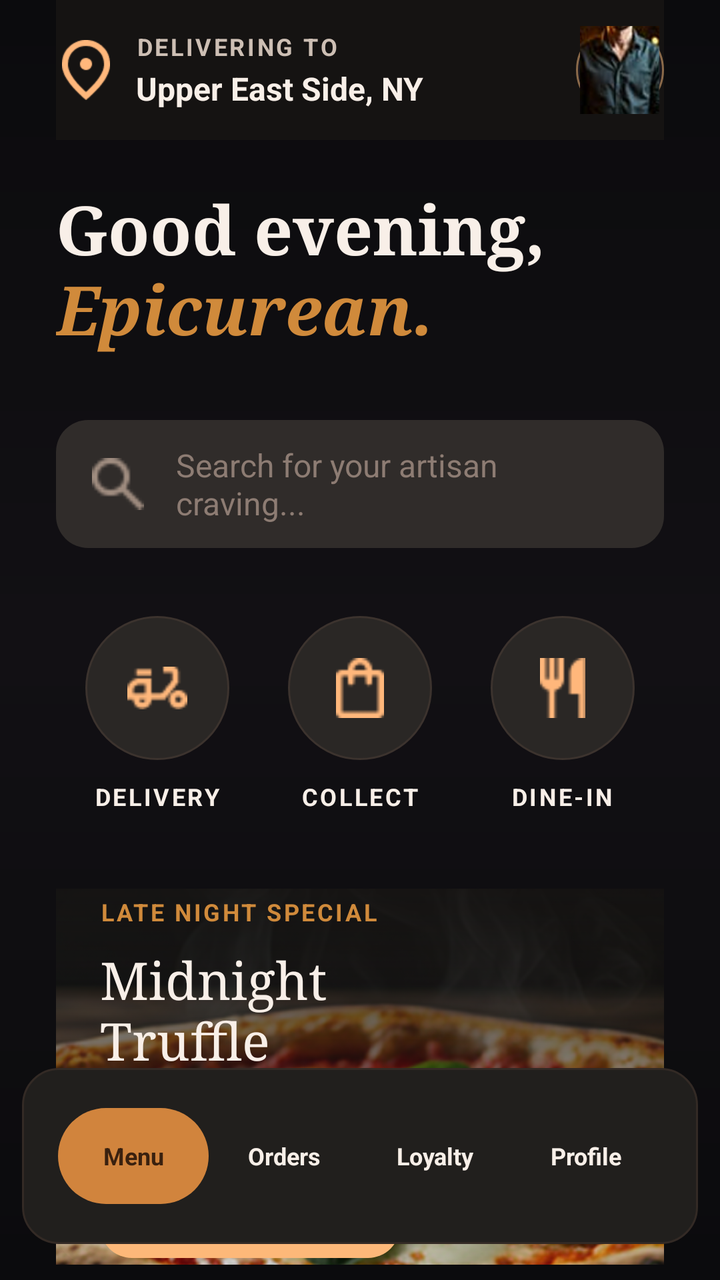
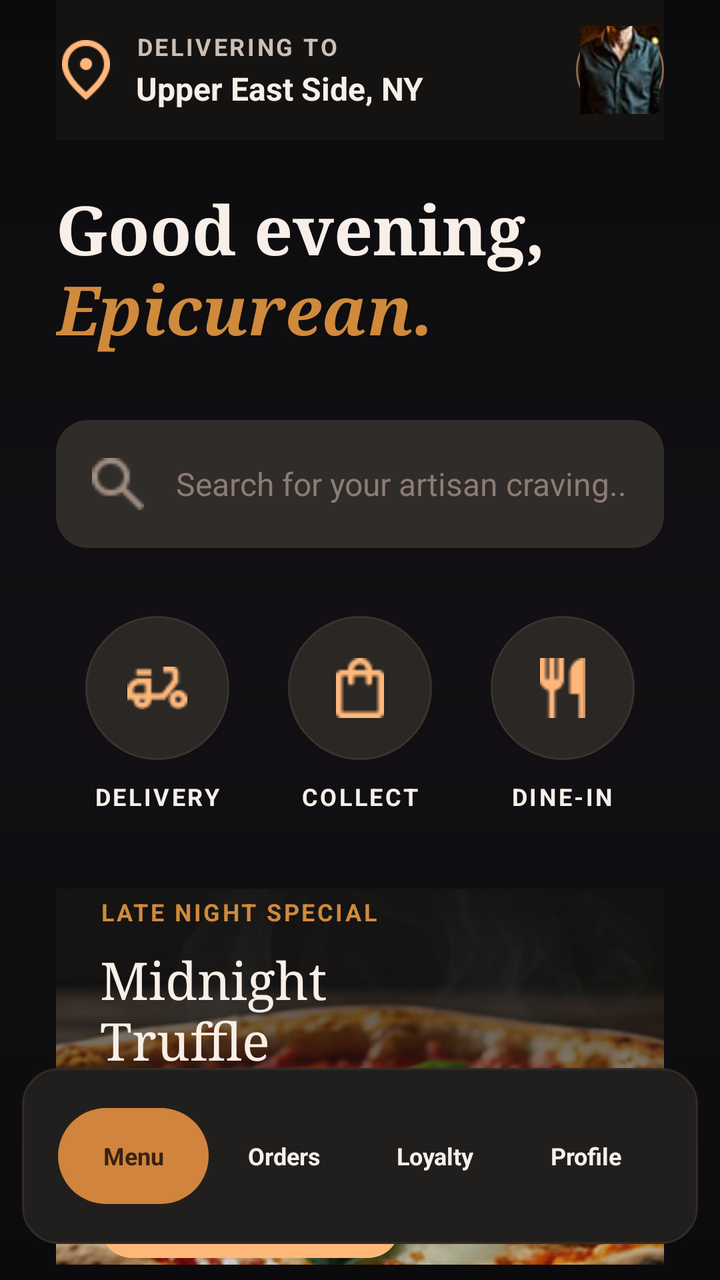

Screens rendered from an Android XML layout before and after an edit, with the pre-edit source and the edit as a unified diff.
<!-- AndroidManifest.xml: application theme Theme.PizzaTime -->
<!-- res/layout/fragment_customer_home.xml -->
<?xml version="1.0" encoding="utf-8"?>
<FrameLayout xmlns:android="http://schemas.android.com/apk/res/android"
    android:id="@+id/customerHomeRoot"
    android:layout_width="match_parent"
    android:layout_height="match_parent"
    android:background="@drawable/bg_app_dark">

    <ScrollView
        android:id="@+id/homeScroll"
        android:layout_width="match_parent"
        android:layout_height="match_parent"
        android:clipToPadding="false"
        android:overScrollMode="never"
        android:paddingBottom="112dp"
        android:scrollbars="none">

        <LinearLayout
            android:id="@+id/homeContent"
            android:layout_width="match_parent"
            android:layout_height="wrap_content"
            android:orientation="vertical"
            android:paddingStart="28dp"
            android:paddingEnd="28dp"
            android:paddingBottom="24dp">

            <LinearLayout
                android:id="@+id/homeTopBar"
                android:layout_width="match_parent"
                android:layout_height="70dp"
                android:background="@drawable/bg_home_header"
                android:gravity="center_vertical"
                android:orientation="horizontal">

                <ImageView
                    android:id="@+id/imgHomeLocation"
                    android:layout_width="30dp"
                    android:layout_height="30dp"
                    android:contentDescription="@string/welcome_location_label"
                    android:src="@drawable/ic_location" />

                <LinearLayout
                    android:layout_width="0dp"
                    android:layout_height="wrap_content"
                    android:layout_marginStart="10dp"
                    android:layout_weight="1"
                    android:orientation="vertical">

                    <TextView
                        android:id="@+id/tvDeliveringTo"
                        android:layout_width="wrap_content"
                        android:layout_height="wrap_content"
                        android:letterSpacing="0.10"
                        android:text="@string/home_delivering_to"
                        android:textColor="@color/pt_text_secondary"
                        android:textSize="12sp"
                        android:textStyle="bold" />

                    <TextView
                        android:id="@+id/tvHomeLocation"
                        android:layout_width="wrap_content"
                        android:layout_height="wrap_content"
                        android:layout_marginTop="2dp"
                        android:text="@string/home_location"
                        android:textColor="@color/pt_text_primary"
                        android:textSize="16sp"
                        android:textStyle="bold" />

                </LinearLayout>

                <ImageView
                    android:id="@+id/btnHomeAvatar"
                    android:layout_width="44dp"
                    android:layout_height="44dp"
                    android:background="@drawable/bg_avatar_circle"
                    android:contentDescription="@string/home_avatar_content_description"
                    android:padding="2dp"
                    android:scaleType="centerCrop"
                    android:src="@drawable/bg_avatar" />

            </LinearLayout>

            <TextView
                android:id="@+id/tvGreetingOne"
                android:layout_width="match_parent"
                android:layout_height="wrap_content"
                android:layout_marginTop="26dp"
                android:fontFamily="serif"
                android:includeFontPadding="false"
                android:text="@string/home_greeting_line_1"
                android:textColor="@color/pt_text_primary"
                android:textSize="34sp"
                android:textStyle="bold" />

            <TextView
                android:id="@+id/tvGreetingTwo"
                android:layout_width="match_parent"
                android:layout_height="wrap_content"
                android:fontFamily="serif"
                android:includeFontPadding="false"
                android:text="@string/home_greeting_line_2"
                android:textColor="@color/pt_gold"
                android:textSize="34sp"
                android:textStyle="italic|bold" />

            <LinearLayout
                android:id="@+id/searchBar"
                android:layout_width="match_parent"
                android:layout_height="64dp"
                android:layout_marginTop="34dp"
                android:background="@drawable/bg_input_round_dark"
                android:gravity="center_vertical"
                android:orientation="horizontal"
                android:paddingStart="18dp"
                android:paddingEnd="18dp">

                <ImageView
                    android:layout_width="26dp"
                    android:layout_height="26dp"
                    android:contentDescription="@string/home_search_hint"
                    android:src="@drawable/ic_search" />

                <TextView
                    android:id="@+id/tvSearchHint"
                    android:layout_width="0dp"
                    android:layout_height="wrap_content"
                    android:layout_marginStart="16dp"
                    android:layout_weight="1"
                    android:text="@string/home_search_hint"
                    android:textColor="@color/pt_text_muted"
                    android:textSize="16sp" />

            </LinearLayout>

            <LinearLayout
                android:id="@+id/serviceRow"
                android:layout_width="match_parent"
                android:layout_height="wrap_content"
                android:layout_marginTop="34dp"
                android:gravity="center"
                android:orientation="horizontal">

                <LinearLayout
                    android:layout_width="0dp"
                    android:layout_height="wrap_content"
                    android:layout_weight="1"
                    android:gravity="center"
                    android:orientation="vertical">

                    <FrameLayout
                        android:layout_width="72dp"
                        android:layout_height="72dp"
                        android:background="@drawable/bg_circle_dark_icon">

                        <ImageView
                            android:layout_width="30dp"
                            android:layout_height="30dp"
                            android:layout_gravity="center"
                            android:contentDescription="@string/home_service_delivery"
                            android:src="@drawable/ic_delivery" />

                    </FrameLayout>

                    <TextView
                        android:layout_width="wrap_content"
                        android:layout_height="wrap_content"
                        android:layout_marginTop="10dp"
                        android:letterSpacing="0.10"
                        android:text="@string/home_service_delivery"
                        android:textColor="@color/pt_text_primary"
                        android:textSize="12sp"
                        android:textStyle="bold" />

                </LinearLayout>

                <LinearLayout
                    android:layout_width="0dp"
                    android:layout_height="wrap_content"
                    android:layout_weight="1"
                    android:gravity="center"
                    android:orientation="vertical">

                    <FrameLayout
                        android:layout_width="72dp"
                        android:layout_height="72dp"
                        android:background="@drawable/bg_circle_dark_icon">

                        <ImageView
                            android:layout_width="30dp"
                            android:layout_height="30dp"
                            android:layout_gravity="center"
                            android:contentDescription="@string/home_service_collect"
                            android:src="@drawable/ic_collect" />

                    </FrameLayout>

                    <TextView
                        android:layout_width="wrap_content"
                        android:layout_height="wrap_content"
                        android:layout_marginTop="10dp"
                        android:letterSpacing="0.10"
                        android:text="@string/home_service_collect"
                        android:textColor="@color/pt_text_primary"
                        android:textSize="12sp"
                        android:textStyle="bold" />

                </LinearLayout>

                <LinearLayout
                    android:layout_width="0dp"
                    android:layout_height="wrap_content"
                    android:layout_weight="1"
                    android:gravity="center"
                    android:orientation="vertical">

                    <FrameLayout
                        android:layout_width="72dp"
                        android:layout_height="72dp"
                        android:background="@drawable/bg_circle_dark_icon">

                        <ImageView
                            android:layout_width="30dp"
                            android:layout_height="30dp"
                            android:layout_gravity="center"
                            android:contentDescription="@string/home_service_dine_in"
                            android:src="@drawable/ic_dine_in" />

                    </FrameLayout>

                    <TextView
                        android:layout_width="wrap_content"
                        android:layout_height="wrap_content"
                        android:layout_marginTop="10dp"
                        android:letterSpacing="0.10"
                        android:text="@string/home_service_dine_in"
                        android:textColor="@color/pt_text_primary"
                        android:textSize="12sp"
                        android:textStyle="bold" />

                </LinearLayout>

            </LinearLayout>

            <FrameLayout
                android:id="@+id/promoCard"
                android:layout_width="match_parent"
                android:layout_height="188dp"
                android:layout_marginTop="38dp"
                android:background="@drawable/bg_home_promo_card">

                <ImageView
                    android:id="@+id/imgPromoPizza"
                    android:layout_width="match_parent"
                    android:layout_height="match_parent"
                    android:alpha="0.82"
                    android:contentDescription="@string/home_promo_title"
                    android:scaleType="centerCrop"
                    android:src="@drawable/img_welcome_hero" />

                <View
                    android:layout_width="match_parent"
                    android:layout_height="match_parent"
                    android:background="@drawable/bg_image_scrim_bottom" />

                <LinearLayout
                    android:layout_width="190dp"
                    android:layout_height="match_parent"
                    android:gravity="center_vertical"
                    android:orientation="vertical"
                    android:paddingStart="22dp"
                    android:paddingEnd="12dp">

                    <TextView
                        android:layout_width="wrap_content"
                        android:layout_height="wrap_content"
                        android:letterSpacing="0.10"
                        android:text="@string/home_promo_label"
                        android:textColor="@color/pt_gold"
                        android:textSize="12sp"
                        android:textStyle="bold" />

                    <TextView
                        android:layout_width="match_parent"
                        android:layout_height="wrap_content"
                        android:layout_marginTop="12dp"
                        android:fontFamily="serif"
                        android:includeFontPadding="false"
                        android:text="@string/home_promo_title"
                        android:textColor="@color/pt_text_primary"
                        android:textSize="26sp" />

                    <TextView
                        android:layout_width="150dp"
                        android:layout_height="46dp"
                        android:layout_marginTop="16dp"
                        android:background="@drawable/bg_button_primary_light"
                        android:gravity="center"
                        android:letterSpacing="0.10"
                        android:text="@string/home_promo_button"
                        android:textColor="@color/pt_text_dark"
                        android:textSize="13sp"
                        android:textStyle="bold" />

                </LinearLayout>

            </FrameLayout>

            <HorizontalScrollView
                android:id="@+id/categoryScroll"
                android:layout_width="match_parent"
                android:layout_height="wrap_content"
                android:layout_marginTop="30dp"
                android:overScrollMode="never"
                android:scrollbars="none">

                <LinearLayout
                    android:layout_width="wrap_content"
                    android:layout_height="wrap_content"
                    android:orientation="horizontal">

                    <TextView
                        android:layout_width="96dp"
                        android:layout_height="42dp"
                        android:background="@drawable/bg_chip_selected_gold"
                        android:gravity="center"
                        android:letterSpacing="0.10"
                        android:text="@string/home_category_pizza"
                        android:textColor="@color/pt_text_dark"
                        android:textSize="12sp"
                        android:textStyle="bold" />

                    <TextView
                        android:layout_width="112dp"
                        android:layout_height="42dp"
                        android:layout_marginStart="14dp"
                        android:background="@drawable/bg_chip_unselected_dark"
                        android:gravity="center"
                        android:letterSpacing="0.10"
                        android:text="@string/home_category_combo"
                        android:textColor="@color/pt_text_primary"
                        android:textSize="12sp"
                        android:textStyle="bold" />

                    <TextView
                        android:layout_width="112dp"
                        android:layout_height="42dp"
                        android:layout_marginStart="14dp"
                        android:background="@drawable/bg_chip_unselected_dark"
                        android:gravity="center"
                        android:letterSpacing="0.10"
                        android:text="@string/home_category_drinks"
                        android:textColor="@color/pt_text_primary"
                        android:textSize="12sp"
                        android:textStyle="bold" />

                    <TextView
                        android:layout_width="112dp"
                        android:layout_height="42dp"
                        android:layout_marginStart="14dp"
                        android:background="@drawable/bg_chip_unselected_dark"
                        android:gravity="center"
                        android:letterSpacing="0.10"
                        android:text="@string/home_category_dessert"
                        android:textColor="@color/pt_text_primary"
                        android:textSize="12sp"
                        android:textStyle="bold" />

                </LinearLayout>

            </HorizontalScrollView>

            <LinearLayout
                android:layout_width="match_parent"
                android:layout_height="wrap_content"
                android:layout_marginTop="36dp"
                android:gravity="center_vertical"
                android:orientation="horizontal">

                <TextView
                    android:layout_width="0dp"
                    android:layout_height="wrap_content"
                    android:layout_weight="1"
                    android:fontFamily="serif"
                    android:includeFontPadding="false"
                    android:text="@string/home_best_sellers"
                    android:textColor="@color/pt_text_primary"
                    android:textSize="28sp"
                    android:textStyle="bold" />

                <TextView
                    android:id="@+id/tvSeeAll"
                    android:layout_width="wrap_content"
                    android:layout_height="wrap_content"
                    android:letterSpacing="0.08"
                    android:text="@string/home_see_all"
                    android:textColor="@color/pt_gold"
                    android:textSize="12sp"
                    android:textStyle="bold" />

            </LinearLayout>

            <HorizontalScrollView
                android:id="@+id/bestSellerScroll"
                android:layout_width="match_parent"
                android:layout_height="wrap_content"
                android:layout_marginTop="18dp"
                android:clipToPadding="false"
                android:overScrollMode="never"
                android:scrollbars="none">

                <LinearLayout
                    android:id="@+id/bestSellerContainer"
                    android:layout_width="wrap_content"
                    android:layout_height="wrap_content"
                    android:orientation="horizontal" />

            </HorizontalScrollView>

            <LinearLayout
                android:layout_width="match_parent"
                android:layout_height="wrap_content"
                android:layout_marginTop="36dp"
                android:gravity="center_vertical"
                android:orientation="horizontal">

                <TextView
                    android:layout_width="0dp"
                    android:layout_height="wrap_content"
                    android:layout_weight="1"
                    android:fontFamily="serif"
                    android:includeFontPadding="false"
                    android:text="@string/home_chef_selection"
                    android:textColor="@color/pt_text_primary"
                    android:textSize="28sp"
                    android:textStyle="bold" />

                <TextView
                    android:layout_width="wrap_content"
                    android:layout_height="wrap_content"
                    android:letterSpacing="0.08"
                    android:text="@string/home_see_all"
                    android:textColor="@color/pt_gold"
                    android:textSize="12sp"
                    android:textStyle="bold" />

            </LinearLayout>

            <HorizontalScrollView
                android:id="@+id/chefSelectionScroll"
                android:layout_width="match_parent"
                android:layout_height="wrap_content"
                android:layout_marginTop="18dp"
                android:clipToPadding="false"
                android:overScrollMode="never"
                android:scrollbars="none">

                <LinearLayout
                    android:id="@+id/chefSelectionContainer"
                    android:layout_width="wrap_content"
                    android:layout_height="wrap_content"
                    android:orientation="horizontal" />

            </HorizontalScrollView>

            <View
                android:layout_width="match_parent"
                android:layout_height="90dp" />

        </LinearLayout>


    </ScrollView>

    <include
        android:id="@+id/bottomNav"
        layout="@layout/layout_customer_bottom_nav"
        android:layout_width="match_parent"
        android:layout_height="88dp"
        android:layout_gravity="bottom"
        android:layout_marginStart="11dp"
        android:layout_marginEnd="11dp"
        android:layout_marginBottom="18dp" />

</FrameLayout>
<!-- res/layout/layout_customer_bottom_nav.xml (included above) -->
<?xml version="1.0" encoding="utf-8"?>
<LinearLayout xmlns:android="http://schemas.android.com/apk/res/android"
    android:id="@+id/bottomNavRoot"
    android:layout_width="match_parent"
    android:layout_height="88dp"
    android:background="@drawable/bg_bottom_nav"
    android:gravity="center"
    android:orientation="horizontal"
    android:paddingStart="18dp"
    android:paddingEnd="18dp">

    <TextView
        android:id="@+id/navMenu"
        android:layout_width="0dp"
        android:layout_height="48dp"
        android:layout_weight="1"
        android:background="@drawable/bg_bottom_nav_item_selected"
        android:clickable="true"
        android:focusable="true"
        android:foreground="?attr/selectableItemBackground"
        android:gravity="center"
        android:text="@string/home_nav_menu"
        android:textColor="@color/pt_text_dark"
        android:textSize="12sp"
        android:textStyle="bold" />

    <TextView
        android:id="@+id/navOrders"
        android:layout_width="0dp"
        android:layout_height="48dp"
        android:layout_weight="1"
        android:clickable="true"
        android:focusable="true"
        android:foreground="?attr/selectableItemBackground"
        android:gravity="center"
        android:text="@string/home_nav_orders"
        android:textColor="@color/pt_text_primary"
        android:textSize="12sp"
        android:textStyle="bold" />

    <TextView
        android:id="@+id/navLoyalty"
        android:layout_width="0dp"
        android:layout_height="48dp"
        android:layout_weight="1"
        android:clickable="true"
        android:focusable="true"
        android:foreground="?attr/selectableItemBackground"
        android:gravity="center"
        android:text="@string/home_nav_loyalty"
        android:textColor="@color/pt_text_primary"
        android:textSize="12sp"
        android:textStyle="bold" />

    <TextView
        android:id="@+id/navProfile"
        android:layout_width="0dp"
        android:layout_height="48dp"
        android:layout_weight="1"
        android:clickable="true"
        android:focusable="true"
        android:foreground="?attr/selectableItemBackground"
        android:gravity="center"
        android:text="@string/home_nav_profile"
        android:textColor="@color/pt_text_primary"
        android:textSize="12sp"
        android:textStyle="bold" />

</LinearLayout>
<!-- resources referenced by this layout -->
<resources>
  <color name="pt_gold">#D08A3B</color>
  <color name="pt_text_dark">#3A210F</color>
  <color name="pt_text_muted">#8D7C73</color>
  <color name="pt_text_primary">#F8EFE8</color>
  <color name="pt_text_secondary">#CDBFB4</color>
  <!-- drawable bg_bottom_nav (drawable) -->
  ﻿<shape xmlns:android="http://schemas.android.com/apk/res/android">
      <corners android:radius="18dp" />
      <solid android:color="#211F1D" />
      <stroke
          android:width="1dp"
          android:color="#332A25" />
  </shape>
  <!-- drawable bg_bottom_nav_item_selected (drawable) -->
  ﻿<shape xmlns:android="http://schemas.android.com/apk/res/android">
      <corners android:radius="999dp" />
      <solid android:color="#D1843D" />
  </shape>
  <!-- drawable bg_button_primary_light (drawable) -->
  ﻿<shape xmlns:android="http://schemas.android.com/apk/res/android">
      <corners android:radius="16dp" />
      <solid android:color="#FDB879" />
  </shape>
  <!-- drawable bg_chip_selected_gold (drawable) -->
  ﻿<shape xmlns:android="http://schemas.android.com/apk/res/android">
      <corners android:radius="999dp" />
      <solid android:color="#D1843D" />
  </shape>
  <!-- drawable bg_chip_unselected_dark (drawable) -->
  ﻿<shape xmlns:android="http://schemas.android.com/apk/res/android">
      <corners android:radius="999dp" />
      <solid android:color="#211F1D" />
      <stroke
          android:width="1dp"
          android:color="#332A25" />
  </shape>
  <!-- drawable bg_circle_dark_icon (drawable) -->
  ﻿<shape xmlns:android="http://schemas.android.com/apk/res/android"
      android:shape="oval">
      <solid android:color="#2A2725" />
      <stroke
          android:width="1dp"
          android:color="#3C332E" />
  </shape>
  <!-- drawable bg_home_header (drawable) -->
  ﻿<shape xmlns:android="http://schemas.android.com/apk/res/android">
      <solid android:color="#151312" />
  </shape>
  <!-- drawable bg_input_round_dark (drawable) -->
  ﻿<shape xmlns:android="http://schemas.android.com/apk/res/android">
      <corners android:radius="16dp" />
      <solid android:color="#302C2A" />
  </shape>
  <string name="home_avatar_content_description">Customer avatar</string>
  <string name="home_best_sellers">Best Sellers</string>
  <string name="home_category_combo">COMBO</string>
  <string name="home_category_dessert">DESSERT</string>
  <string name="home_category_drinks">DRINKS</string>
  <string name="home_category_pizza">PIZZA</string>
  <string name="home_chef_selection">Chef\'s Selection</string>
  <string name="home_delivering_to">DELIVERING TO</string>
  <string name="home_greeting_line_1">Good evening,</string>
  <string name="home_greeting_line_2">Epicurean.</string>
  <string name="home_location">Upper East Side, NY</string>
  <string name="home_nav_loyalty">Loyalty</string>
  <string name="home_nav_menu">Menu</string>
  <string name="home_nav_orders">Orders</string>
  <string name="home_nav_profile">Profile</string>
  <string name="home_promo_button">RESERVE NOW</string>
  <string name="home_promo_label">LATE NIGHT SPECIAL</string>
  <string name="home_promo_title">Midnight Truffle\n&amp; Bubbles</string>
  <string name="home_search_hint">Search for your artisan craving...</string>
  <string name="home_see_all">SEE ALL</string>
  <string name="home_service_collect">COLLECT</string>
  <string name="home_service_delivery">DELIVERY</string>
  <string name="home_service_dine_in">DINE-IN</string>
  <string name="welcome_location_label">Location</string>
  <color name="pt_black">#0B0B0D</color>
  <color name="pt_dark">#121014</color>
  <color name="pt_dark_2">#1A171D</color>
  <color name="pt_stroke_gold">#8B6A4A</color>
  <color name="white">#FFFFFFFF</color>
  <color name="black">#FF000000</color>
  <!-- unchanged entries left out for length: 12 -->
</resources>

<!-- the commit's change to res/layout/fragment_customer_home.xml (unified diff, before → after) -->
@@ -119,14 +119,19 @@
                     android:contentDescription="@string/home_search_hint"
                     android:src="@drawable/ic_search" />
 
-                <TextView
+                <EditText
                     android:id="@+id/tvSearchHint"
                     android:layout_width="0dp"
                     android:layout_height="wrap_content"
                     android:layout_marginStart="16dp"
                     android:layout_weight="1"
-                    android:text="@string/home_search_hint"
-                    android:textColor="@color/pt_text_muted"
+                    android:background="@android:color/transparent"
+                    android:hint="@string/home_search_hint"
+                    android:imeOptions="actionSearch"
+                    android:inputType="text"
+                    android:singleLine="true"
+                    android:textColor="@color/pt_text_primary"
+                    android:textColorHint="@color/pt_text_muted"
                     android:textSize="16sp" />
 
             </LinearLayout>
@@ -279,6 +284,7 @@
                         android:textStyle="bold" />
 
                     <TextView
+                        android:id="@+id/tvPromoTitle"
                         android:layout_width="match_parent"
                         android:layout_height="wrap_content"
                         android:layout_marginTop="12dp"
@@ -289,6 +295,7 @@
                         android:textSize="26sp" />
 
                     <TextView
+                        android:id="@+id/btnPromoAction"
                         android:layout_width="150dp"
                         android:layout_height="46dp"
                         android:layout_marginTop="16dp"
@@ -313,22 +320,38 @@
                 android:scrollbars="none">
 
                 <LinearLayout
+                    android:id="@+id/categoryRow"
                     android:layout_width="wrap_content"
                     android:layout_height="wrap_content"
                     android:orientation="horizontal">
 
                     <TextView
+                        android:id="@+id/chipAll"
                         android:layout_width="96dp"
                         android:layout_height="42dp"
                         android:background="@drawable/bg_chip_selected_gold"
                         android:gravity="center"
                         android:letterSpacing="0.10"
+                        android:text="@string/home_category_all"
+                        android:textColor="@color/pt_text_dark"
+                        android:textSize="12sp"
+                        android:textStyle="bold" />
+
+                    <TextView
+                        android:id="@+id/chipPizza"
+                        android:layout_width="96dp"
+                        android:layout_height="42dp"
+                        android:layout_marginStart="14dp"
+                        android:background="@drawable/bg_chip_unselected_dark"
+                        android:gravity="center"
+                        android:letterSpacing="0.10"
                         android:text="@string/home_category_pizza"
-                        android:textColor="@color/pt_text_dark"
-                        android:textSize="12sp"
-                        android:textStyle="bold" />
-
-                    <TextView
+                        android:textColor="@color/pt_text_primary"
+                        android:textSize="12sp"
+                        android:textStyle="bold" />
+
+                    <TextView
+                        android:id="@+id/chipCombo"
                         android:layout_width="112dp"
                         android:layout_height="42dp"
                         android:layout_marginStart="14dp"
@@ -341,6 +364,7 @@
                         android:textStyle="bold" />
 
                     <TextView
+                        android:id="@+id/chipDrinks"
                         android:layout_width="112dp"
                         android:layout_height="42dp"
                         android:layout_marginStart="14dp"
@@ -353,6 +377,7 @@
                         android:textStyle="bold" />
 
                     <TextView
+                        android:id="@+id/chipDessert"
                         android:layout_width="112dp"
                         android:layout_height="42dp"
                         android:layout_marginStart="14dp"
<!-- resource entries referenced after the edit -->
@@ -55,6 +55,7 @@
   </shape>
   <string name="home_avatar_content_description">Customer avatar</string>
   <string name="home_best_sellers">Best Sellers</string>
+  <string name="home_category_all">ALL</string>
   <string name="home_category_combo">COMBO</string>
   <string name="home_category_dessert">DESSERT</string>
   <string name="home_category_drinks">DRINKS</string>
